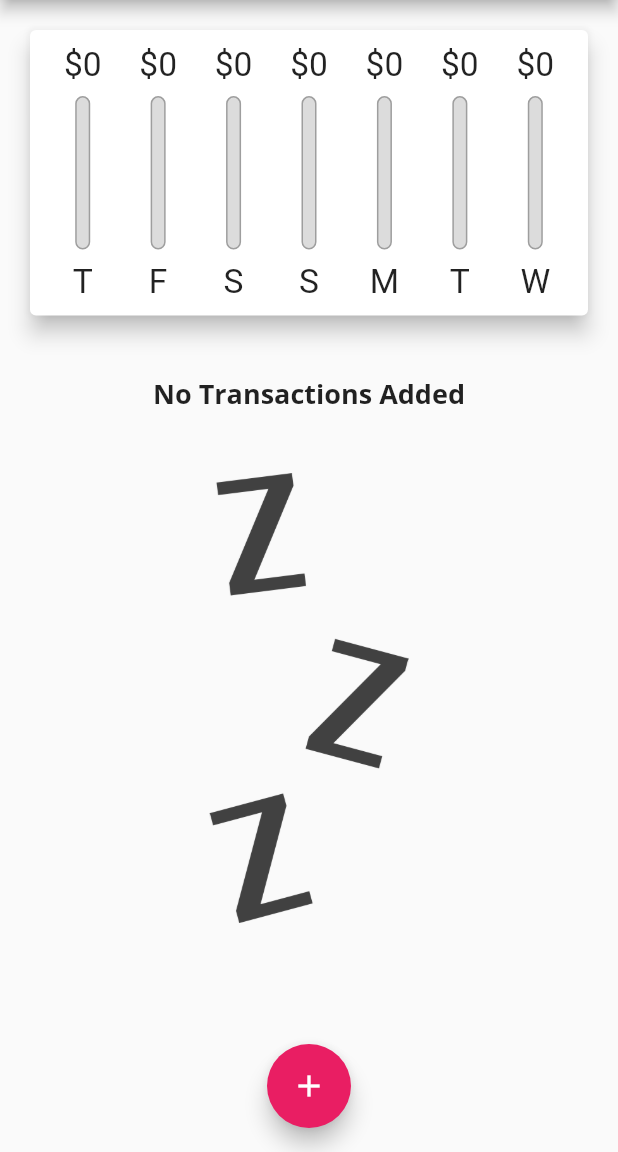
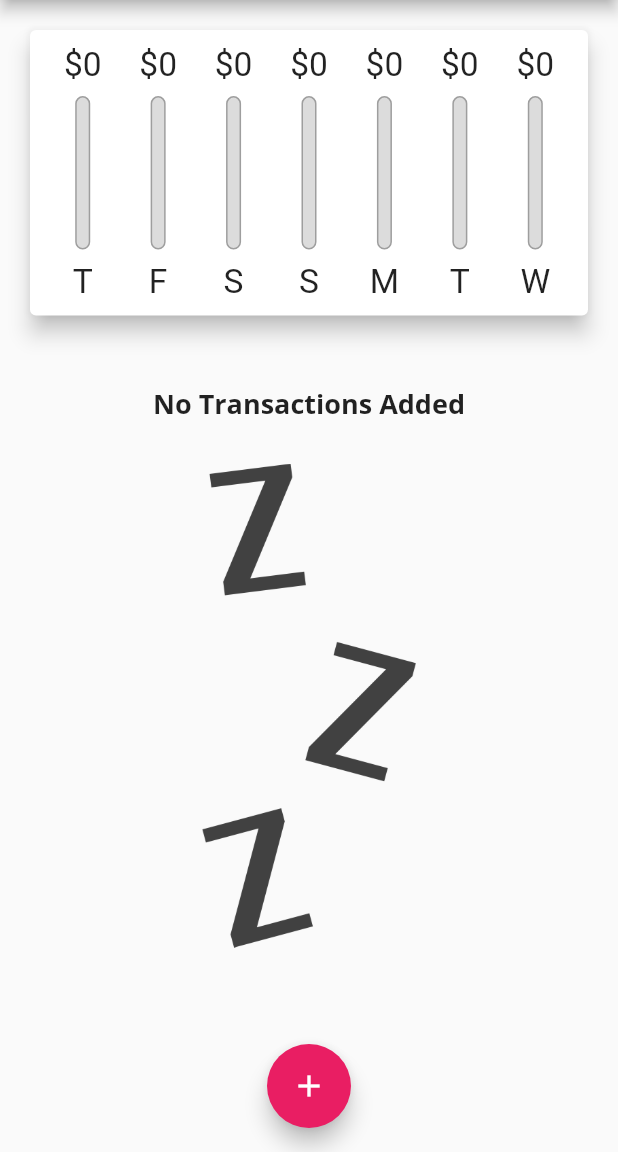
Before and after one commit to uzairafridi00/flutter-learning, a Flutter app: the screen it shows after launch, on a phone screen of 412 x 824 dp, the part 84-1236 px from its top. Run offline on Flutter 3.47's test engine with Material 2 defaults, Android fonts, the phone set to English and light mode, and no system bars; missing offline and left inert: dart:ffi; Roboto replaces fonts that are missing (Open Sans).

```diff
--- a/Flutter Projects/expense_tracker/lib/main.dart
+++ b/Flutter Projects/expense_tracker/lib/main.dart
@@ -1,13 +1,19 @@
 import 'dart:ffi';
 
 import 'package:flutter/material.dart';
+import 'package:flutter/services.dart';
 
 import './widgets/new_transaction.dart';
 import './widgets/transactions_list.dart';
 import './widgets/chart.dart';
 import './models/transaction.dart';
 
-void main() => runApp(MyApp());
+void main() {
+  // WidgetsFlutterBinding.ensureInitialized();
+  // SystemChrome.setPreferredOrientations(
+  //     [DeviceOrientation.portraitUp, DeviceOrientation.portraitDown]);
+  runApp(MyApp());
+}
 
 class MyApp extends StatelessWidget {
   MyApp({super.key});
@@ -59,6 +65,8 @@ class _MyHomePageState extends State<MyHomePage> {
     //     id: 't2', title: 'New Bag', amount: 34.99, date: DateTime.now()),
   ];
 
+  bool _showChart = false;
+
   List<Transaction> get _recentTransactions {
     return _userTransactions.where((tx) {
       return tx.date.isAfter(
@@ -103,6 +111,8 @@ class _MyHomePageState extends State<MyHomePage> {
 
   @override
   Widget build(BuildContext context) {
+    final isLandScape =
+        MediaQuery.of(context).orientation == Orientation.landscape;
     final appBar = AppBar(
       title: Center(
           child: Text(
@@ -116,6 +126,17 @@ class _MyHomePageState extends State<MyHomePage> {
       ],
     );
 
+    final txListWidget = Container(
+      height: (MediaQuery.of(context).size.height -
+              appBar.preferredSize.height -
+              MediaQuery.of(context).padding.top) *
+          0.7,
+      child: TransactionList(
+        transactions: _userTransactions,
+        deleteTransaction: _deleteTransaction,
+      ),
+    );
+
     return Scaffold(
       appBar: appBar,
       body: SingleChildScrollView(
@@ -123,23 +144,35 @@ class _MyHomePageState extends State<MyHomePage> {
             // mainAxisAlignment: MainAxisAlignment.spaceEvenly,
             crossAxisAlignment: CrossAxisAlignment.stretch,
             children: <Widget>[
-              Container(
-                height: (MediaQuery.of(context).size.height -
-                        appBar.preferredSize.height -
-                        MediaQuery.of(context).padding.top) *
-                    0.3,
-                child: Chart(recentTransactions: _recentTransactions),
-              ),
-              Container(
-                height: (MediaQuery.of(context).size.height -
-                        appBar.preferredSize.height -
-                        MediaQuery.of(context).padding.top) *
-                    0.7,
-                child: TransactionList(
-                  transactions: _userTransactions,
-                  deleteTransaction: _deleteTransaction,
+              if (isLandScape)
+                Row(mainAxisAlignment: MainAxisAlignment.center, children: [
+                  Text('Show Chart'),
+                  Switch(
+                      value: _showChart,
+                      onChanged: (val) {
+                        setState(() {
+                          _showChart = val;
+                        });
+                      })
+                ]),
+              if (!isLandScape)
+                Container(
+                  height: (MediaQuery.of(context).size.height -
+                          appBar.preferredSize.height -
+                          MediaQuery.of(context).padding.top) *
+                      0.3,
+                  child: Chart(recentTransactions: _recentTransactions),
                 ),
-              )
+              if (!isLandScape) txListWidget,
+              if (isLandScape) _showChart
+                  ? Container(
+                      height: (MediaQuery.of(context).size.height -
+                              appBar.preferredSize.height -
+                              MediaQuery.of(context).padding.top) *
+                          0.6,
+                      child: Chart(recentTransactions: _recentTransactions),
+                    )
+                  : txListWidget
             ]),
       ),
       floatingActionButtonLocation: FloatingActionButtonLocation.centerFloat,
--- a/Flutter Projects/expense_tracker/lib/widgets/transactions_list.dart
+++ b/Flutter Projects/expense_tracker/lib/widgets/transactions_list.dart
@@ -16,26 +16,28 @@ class TransactionList extends StatelessWidget {
   @override
   Widget build(BuildContext context) {
     return transactions.isEmpty
-        ? Column(
+        ? LayoutBuilder(builder: (ctx, constraints) {
+            return Column(
               children: [
                 SizedBox(
-                height: 20,
+                  height: constraints.maxHeight * 0.05,
                 ),
                 Text(
                   "No Transactions Added",
                   style: Theme.of(context).textTheme.bodyText1,
                 ),
                 SizedBox(
-                height: 40,
+                  height: constraints.maxHeight * 0.05,
                 ),
                 Container(
-                  height: 300,
+                    height: constraints.maxHeight * 0.6,
                     child: Image.asset(
                       'assets/images/waiting.png',
                       fit: BoxFit.cover,
                     ))
               ],
-          )
+            );
+          })
         : ListView.builder(
             itemBuilder: (context, index) {
               return Card(
```
Also changed, not shown: Flutter Notes/Notes/Responsive and Adpative UI/Device Orientation.txt (added, +73 -0 lines), Flutter Notes/Notes/Responsive and Adpative UI/Widgets.txt (+10 -0 lines), Flutter Projects/expense_tracker/lib/widgets/new_transaction.dart (+8 -1 lines). Lines whose indentation alone changed are shown as unchanged.
